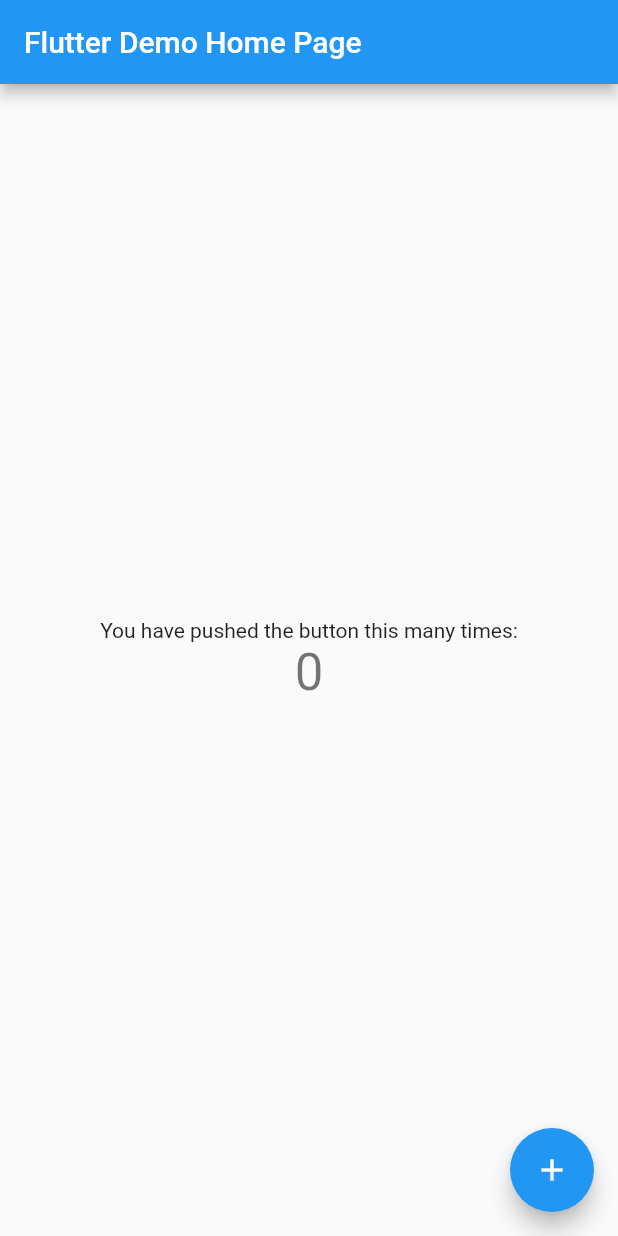
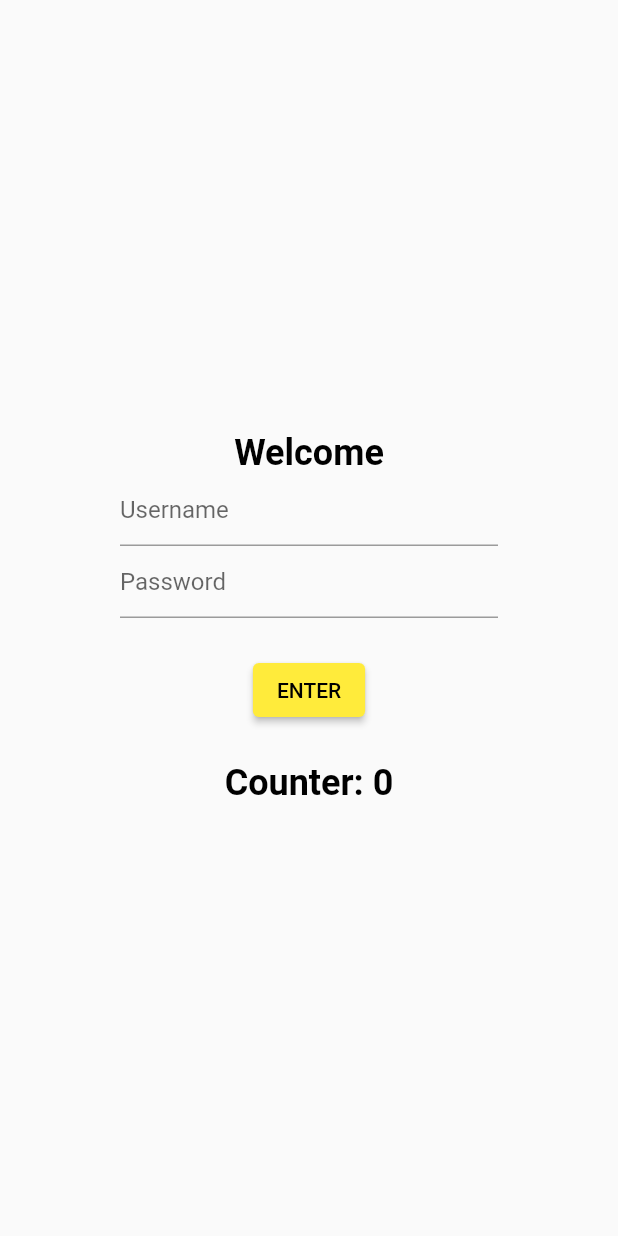
Before and after one commit to Baardrw/flutter-workout-logger, a Flutter app: the screen it shows after launch, on a phone screen of 412 x 824 dp. Run offline on Flutter 3.47's test engine with Material 2 defaults, Android fonts, the phone set to English and light mode, and no system bars; our stand-ins replace go_router; Roboto replaces fonts that are missing (Corben).

Commit message:
Skeleton project + example

```diff
--- /dev/null
+++ b/lib/common/theme.dart
@@ -0,0 +1,13 @@
+import 'package:flutter/material.dart';
+
+final appTheme = ThemeData(
+  primarySwatch: Colors.yellow,
+  textTheme: const TextTheme(
+    displayLarge: TextStyle(
+      fontFamily: 'Corben',
+      fontWeight: FontWeight.w700,
+      fontSize: 24,
+      color: Colors.black,
+    ),
+  ),
+);
--- a/lib/main.dart
+++ b/lib/main.dart
@@ -1,115 +1,108 @@
+import 'dart:io';
+
+import 'package:flutter/foundation.dart';
 import 'package:flutter/material.dart';
+import 'package:go_router/go_router.dart';
+import 'package:provider/provider.dart';
+import 'package:pu_frontend/screens/demohome.dart';
+import 'package:pu_frontend/common/theme.dart';
+
+import 'models/counter.dart';
 
 void main() {
   runApp(const MyApp());
 }
 
+// This is the router that will be used by the MaterialApp.router to navigate between pages.
+GoRouter router() {
+  return GoRouter(
+    initialLocation: '/demo',
+    routes: [
+      GoRoute(
+        path: '/demo',
+        builder: (context, state) => const DemoPage(),
+      ),
+      GoRoute(
+        path: '/demo2',
+        builder: (context, state) => const DemoHome(),
+      ),
+    ],
+  );
+}
+
+// root level widget main purpose is to provide lower widgets with app state
 class MyApp extends StatelessWidget {
   const MyApp({super.key});
 
-  // This widget is the root of your application.
   @override
   Widget build(BuildContext context) {
-    return MaterialApp(
-      title: 'Flutter Demo',
-      theme: ThemeData(
-        // This is the theme of your application.
-        //
-        // Try running your application with "flutter run". You'll see the
-        // application has a blue toolbar. Then, without quitting the app, try
-        // changing the primarySwatch below to Colors.green and then invoke
-        // "hot reload" (press "r" in the console where you ran "flutter run",
-        // or simply save your changes to "hot reload" in a Flutter IDE).
-        // Notice that the counter didn't reset back to zero; the application
-        // is not restarted.
-        primarySwatch: Colors.blue,
+    return MultiProvider(
+      // All providers are created here, and can provide data to all child widgets.
+
+      providers: [
+        ChangeNotifierProvider(create: (_) => Counter()),
+      ],
+      child: MaterialApp.router(
+        title: 'Demo',
+        routerConfig: router(),
+        theme: appTheme,
       ),
-      home: const MyHomePage(title: 'Flutter Demo Home Page'),
     );
   }
 }
 
-class MyHomePage extends StatefulWidget {
-  const MyHomePage({super.key, required this.title});
-
-  // This widget is the home page of your application. It is stateful, meaning
-  // that it has a State object (defined below) that contains fields that affect
-  // how it looks.
-
-  // This class is the configuration for the state. It holds the values (in this
-  // case the title) provided by the parent (in this case the App widget) and
-  // used by the build method of the State. Fields in a Widget subclass are
-  // always marked "final".
-
-  final String title;
-
-  @override
-  State<MyHomePage> createState() => _MyHomePageState();
-}
-
-class _MyHomePageState extends State<MyHomePage> {
-  int _counter = 0;
-
-  void _incrementCounter() {
-    setState(() {
-      // This call to setState tells the Flutter framework that something has
-      // changed in this State, which causes it to rerun the build method below
-      // so that the display can reflect the updated values. If we changed
-      // _counter without calling setState(), then the build method would not be
-      // called again, and so nothing would appear to happen.
-      _counter++;
-    });
-  }
+class DemoPage extends StatelessWidget {
+  const DemoPage({super.key});
 
   @override
   Widget build(BuildContext context) {
-    // This method is rerun every time setState is called, for instance as done
-    // by the _incrementCounter method above.
-    //
-    // The Flutter framework has been optimized to make rerunning build methods
-    // fast, so that you can just rebuild anything that needs updating rather
-    // than having to individually change instances of widgets.
     return Scaffold(
-      appBar: AppBar(
-        // Here we take the value from the MyHomePage object that was created by
-        // the App.build method, and use it to set our appbar title.
-        title: Text(widget.title),
-      ),
       body: Center(
-        // Center is a layout widget. It takes a single child and positions it
-        // in the middle of the parent.
-        child: Column(
-          // Column is also a layout widget. It takes a list of children and
-          // arranges them vertically. By default, it sizes itself to fit its
-          // children horizontally, and tries to be as tall as its parent.
-          //
-          // Invoke "debug painting" (press "p" in the console, choose the
-          // "Toggle Debug Paint" action from the Flutter Inspector in Android
-          // Studio, or the "Toggle Debug Paint" command in Visual Studio Code)
-          // to see the wireframe for each widget.
-          //
-          // Column has various properties to control how it sizes itself and
-          // how it positions its children. Here we use mainAxisAlignment to
-          // center the children vertically; the main axis here is the vertical
-          // axis because Columns are vertical (the cross axis would be
-          // horizontal).
-          mainAxisAlignment: MainAxisAlignment.center,
-          children: <Widget>[
-            const Text(
-              'You have pushed the button this many times:',
-            ),
-            Text(
-              '$_counter',
-              style: Theme.of(context).textTheme.headline4,
-            ),
-          ],
+        child: Container(
+          padding: const EdgeInsets.all(80.0),
+          child: Column(
+            mainAxisAlignment: MainAxisAlignment.center,
+            children: [
+              Text(
+                'Welcome',
+                style: Theme.of(context).textTheme.displayLarge,
+              ),
+              TextFormField(
+                decoration: const InputDecoration(
+                  hintText: 'Username',
+                ),
+              ),
+              TextFormField(
+                decoration: const InputDecoration(
+                  hintText: 'Password',
+                ),
+                obscureText: true,
+              ),
+              const SizedBox(
+                height: 24,
+              ),
+              ElevatedButton(
+                onPressed: () {
+                  context.pushReplacement('/demo2');
+                },
+                style: ElevatedButton.styleFrom(
+                  backgroundColor: Colors.yellow,
+                ),
+                child: const Text('ENTER'),
+              ),
+              const SizedBox(
+                height: 24,
+              ),
+              Consumer<Counter>(builder: (context, counter, child) {
+                return Text(
+                  'Counter: ${counter.count}',
+                  style: Theme.of(context).textTheme.displayLarge,
+                );
+              })
+            ],
+          ),
         ),
       ),
-      floatingActionButton: FloatingActionButton(
-        onPressed: _incrementCounter,
-        tooltip: 'Increment',
-        child: const Icon(Icons.add),
-      ), // This trailing comma makes auto-formatting nicer for build methods.
     );
   }
 }
--- /dev/null
+++ b/lib/models/counter.dart
@@ -0,0 +1,12 @@
+import 'package:flutter/foundation.dart';
+
+class Counter with ChangeNotifier {
+  int _count = 0;
+
+  int get count => _count;
+
+  void increment() {
+    _count++;
+    notifyListeners();
+  }
+}
--- a/pubspec.yaml
+++ b/pubspec.yaml
@@ -36,6 +36,8 @@ dependencies:
   # The following adds the Cupertino Icons font to your application.
   # Use with the CupertinoIcons class for iOS style icons.
   cupertino_icons: ^1.0.2
+  go_router: ^6.0.3
+  provider: ^6.0.5
 
 dev_dependencies:
   flutter_test:
```
Also changed, not shown: lib/screens/demohome.dart (added, +63 -0 lines), lib/db.dart (added), pubspec.lock.
